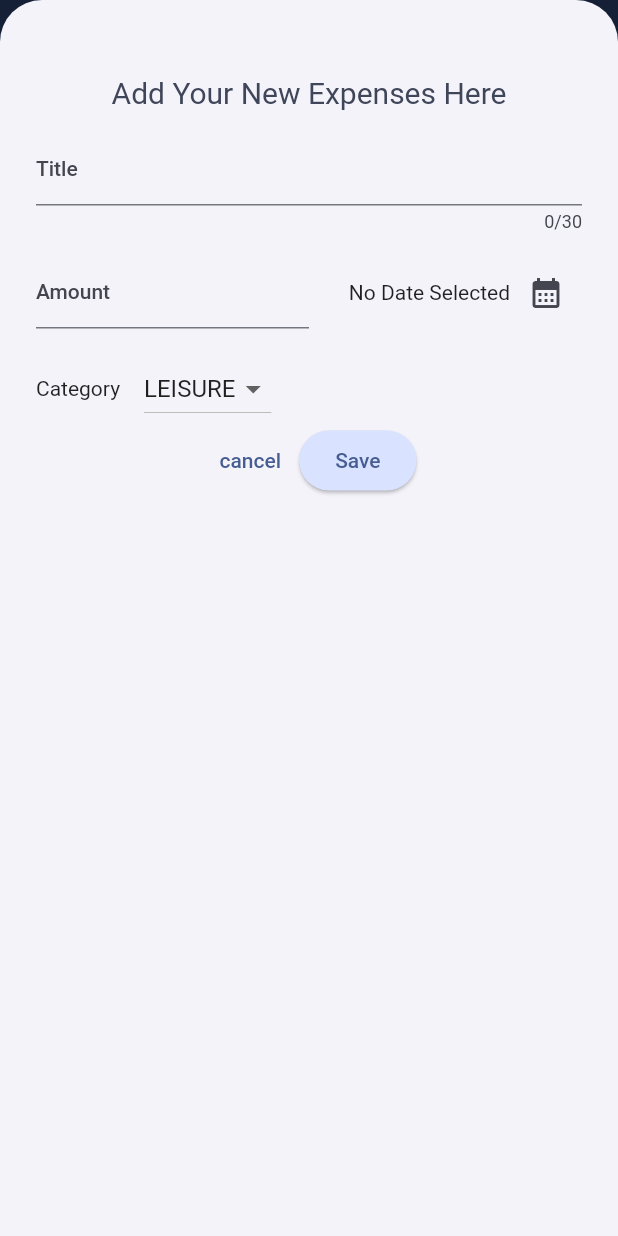
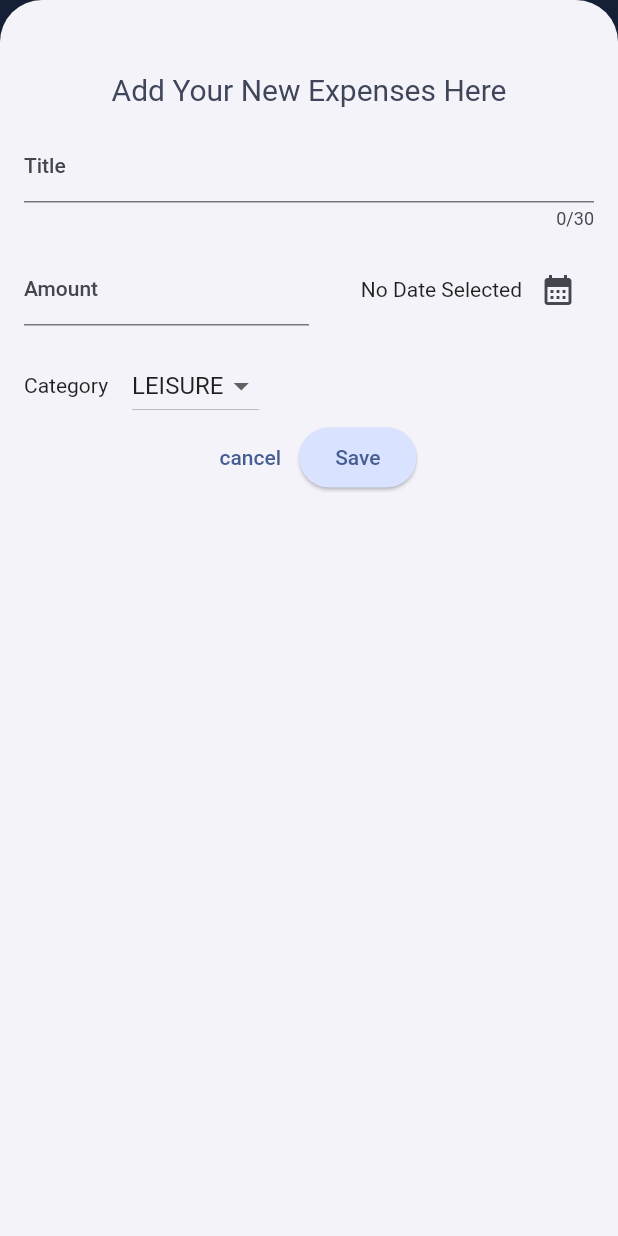
Before and after one commit to saleemsabid/expense_tracker, a Flutter app: the screen it shows after launch, after a tap on the "add" icon, on a phone screen of 412 x 824 dp. Run offline on Flutter 3.47's test engine with Material 2 defaults, Android fonts, the phone set to English and light mode, and no system bars.

Commit message:
final commit

```diff
--- a/lib/widgets/expenses.dart
+++ b/lib/widgets/expenses.dart
@@ -66,6 +66,9 @@ class _ExpensesState extends State<Expenses> {
 
   @override
   Widget build(BuildContext context) {
+    var screenWidth = MediaQuery.of(context).size.width;
+    // var screenHeight = MediaQuery.of(context).size.height;
+
     Widget mainContent = const Center(
       child: Text('No Expenses Found, Start Adding Some'),
     );
@@ -85,6 +88,7 @@ class _ExpensesState extends State<Expenses> {
               onPressed: () {
                 setState(() {
                   showModalBottomSheet(
+                    useSafeArea: true,
                     isScrollControlled: true,
                     context: context,
                     builder: (ctx) => NewExpenseScreen(
@@ -97,7 +101,17 @@ class _ExpensesState extends State<Expenses> {
           ],
         ),
         body: Center(
-          child: Column(
+          child: screenWidth >= 450
+              ? Row(
+                  crossAxisAlignment: CrossAxisAlignment.start,
+                  children: [
+                    Expanded(child: Chart(expenses: _registeredExpenses)),
+                    Expanded(
+                      child: mainContent,
+                    ),
+                  ],
+                )
+              : Column(
                   children: [
                     Chart(expenses: _registeredExpenses),
                     Expanded(
--- a/lib/widgets/new_expense_screen.dart
+++ b/lib/widgets/new_expense_screen.dart
@@ -80,8 +80,18 @@ class _NewExpenseScreenState extends State<NewExpenseScreen> {
 
   @override
   Widget build(BuildContext context) {
-    return Padding(
-      padding: const EdgeInsets.symmetric(vertical: 50, horizontal: 24),
+    var keyBoardSize = MediaQuery.of(context).viewInsets.bottom;
+
+    return LayoutBuilder(builder: (ctx, constraints) {
+      print(constraints.maxWidth);
+      print(constraints.minWidth);
+      print(constraints.maxHeight);
+      print(constraints.minHeight);
+      return SizedBox(
+        height: double.infinity,
+        child: SingleChildScrollView(
+          child: Padding(
+            padding: EdgeInsets.fromLTRB(16, 48, 16, keyBoardSize + 16),
             child: Column(children: [
               Text('Add Your New Expenses Here',
                   style: Theme.of(context).textTheme.titleLarge),
@@ -176,6 +186,9 @@ class _NewExpenseScreenState extends State<NewExpenseScreen> {
                 height: 16,
               ),
             ]),
+          ),
+        ),
       );
+    });
   }
 }
```
Lines whose indentation alone changed are shown as unchanged.
